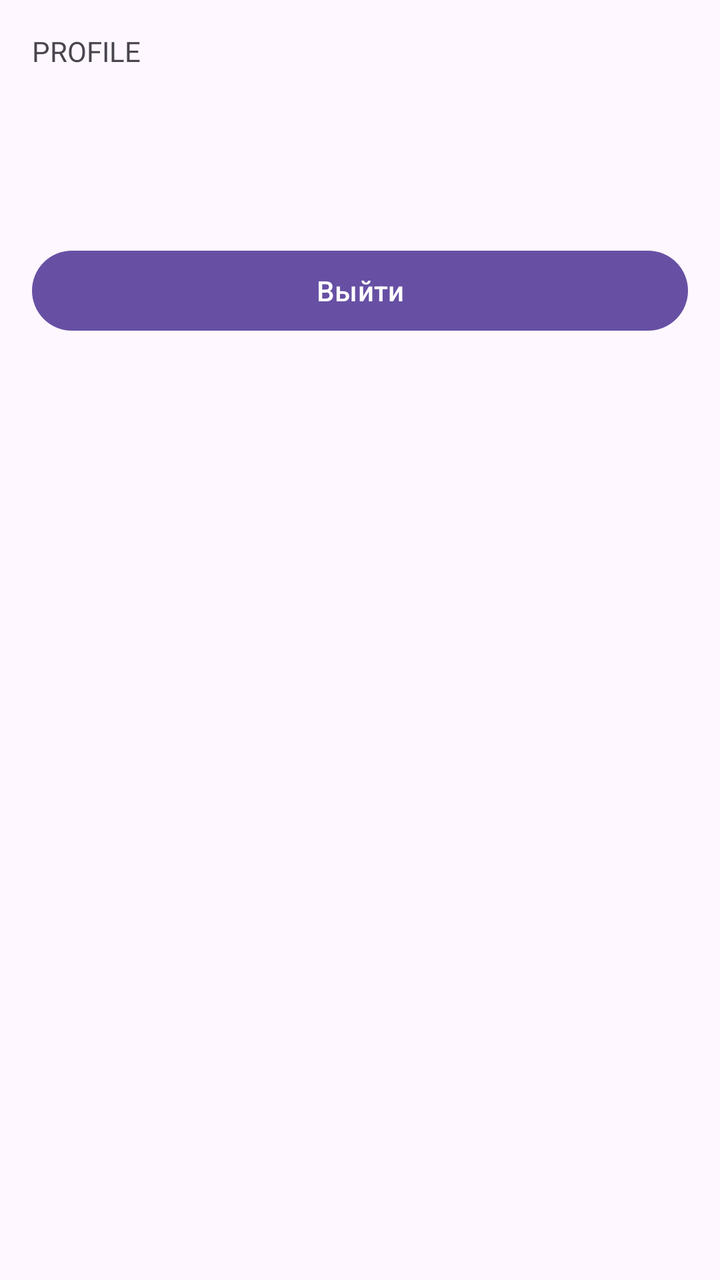
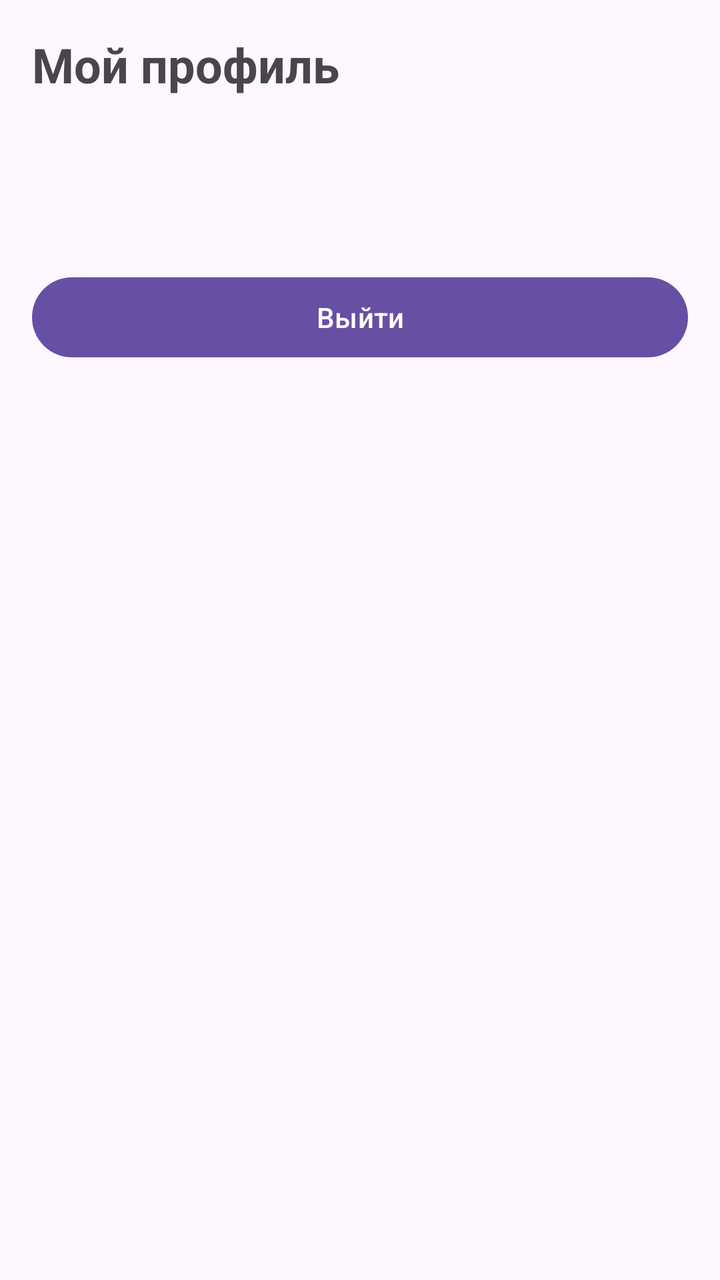

The first picture is an Android layout as it rendered before a commit; the second is the same layout after the commit. The layout source and the unified diff follow.
<!-- AndroidManifest.xml: application theme Theme.HELLO -->
<!-- res/layout/fragment_profile.xml -->
<?xml version="1.0" encoding="utf-8"?>
<LinearLayout
    xmlns:android="http://schemas.android.com/apk/res/android"
    android:layout_width="match_parent"
    android:layout_height="match_parent"
    android:orientation="vertical"
    android:padding="16dp">

    <TextView
        android:text="PROFILE"
        android:layout_width="wrap_content"
        android:layout_height="wrap_content"/>

    <TextView
        android:id="@+id/fullnameText"
        android:layout_width="wrap_content"
        android:layout_height="wrap_content"
        android:textSize="22sp"/>

    <TextView
        android:id="@+id/emailText"
        android:layout_width="wrap_content"
        android:layout_height="wrap_content"/>

    <TextView
        android:id="@+id/phoneText"
        android:layout_width="wrap_content"
        android:layout_height="wrap_content"/>

    <TextView
        android:id="@+id/birthDateText"
        android:layout_width="wrap_content"
        android:layout_height="wrap_content"/>

    <Button
        android:id="@+id/logoutButton"
        android:layout_width="match_parent"
        android:layout_height="wrap_content"
        android:text="Выйти"/>

</LinearLayout>
<!-- resources referenced by this layout -->
<resources>
  <style name="Theme.HELLO" parent="Base.Theme.HELLO" />
  <style name="Base.Theme.HELLO" parent="Theme.Material3.DayNight.NoActionBar">
          
          
      </style>
</resources>

<!-- the commit's change to res/layout/fragment_profile.xml (unified diff, before → after) -->
@@ -7,9 +7,11 @@
     android:padding="16dp">
 
     <TextView
-        android:text="PROFILE"
         android:layout_width="wrap_content"
-        android:layout_height="wrap_content"/>
+        android:layout_height="wrap_content"
+        android:text="Мой профиль"
+        android:textSize="24sp"
+        android:textStyle="bold"/>
 
     <TextView
         android:id="@+id/fullnameText"
